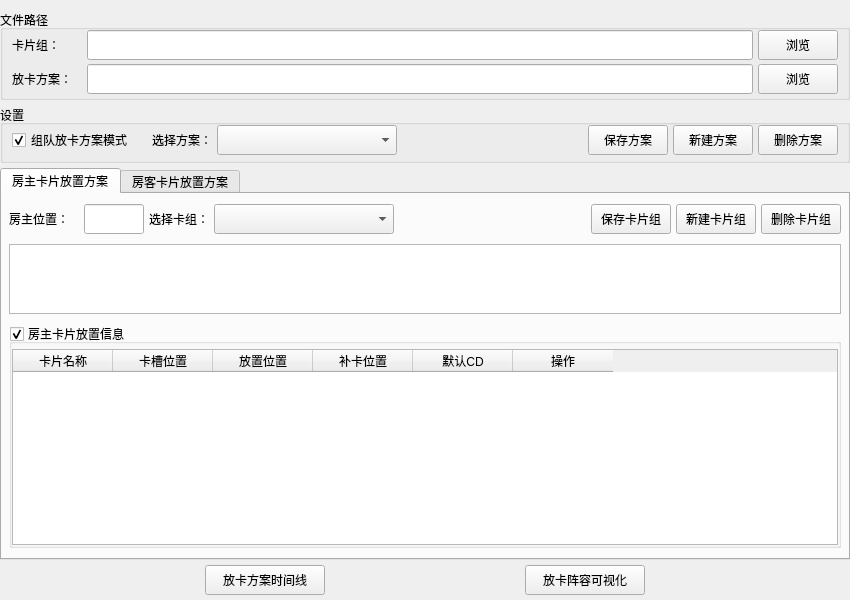
LinFeng-BingYi/FVM_Backstage_Assistant_LFBY, file AppImplement/UIFiles/EditPlacingPlan.ui: the form before one commit.
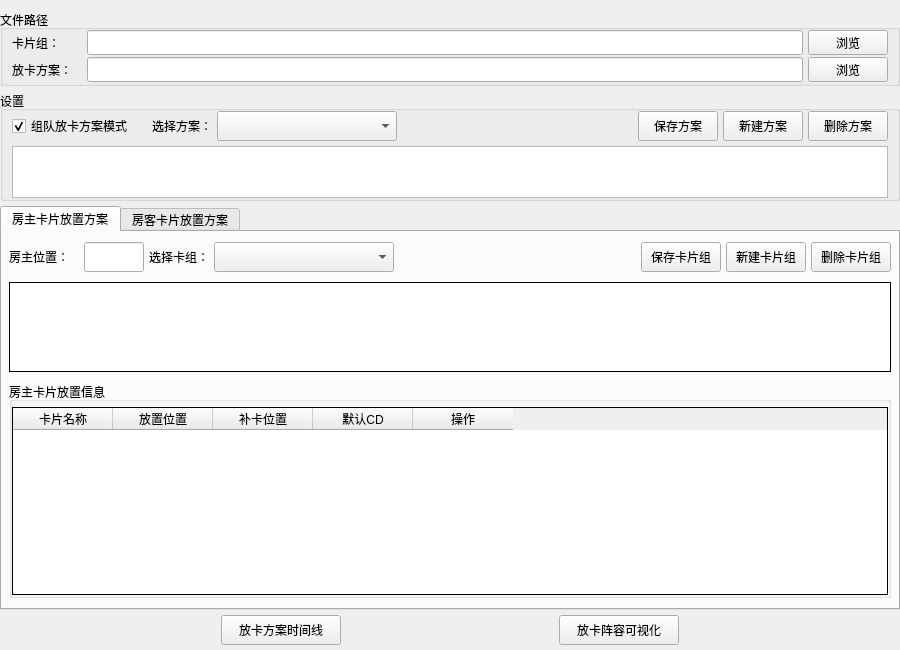
The form after the commit. Custom widgets are drawn as their Qt base class.

Patch:
```diff
--- a/AppImplement/UIFiles/EditPlacingPlan.ui
+++ b/AppImplement/UIFiles/EditPlacingPlan.ui
@@ -6,8 +6,8 @@
    <rect>
     <x>0</x>
     <y>0</y>
-    <width>850</width>
-    <height>600</height>
+    <width>900</width>
+    <height>650</height>
    </rect>
   </property>
   <property name="windowTitle">
@@ -52,7 +52,7 @@
         <property name="minimumSize">
          <size>
           <width>0</width>
-          <height>90</height>
+          <height>10</height>
          </size>
         </property>
         <property name="title">
@@ -73,13 +73,13 @@
            <property name="minimumSize">
             <size>
              <width>70</width>
-             <height>30</height>
+             <height>25</height>
             </size>
            </property>
            <property name="maximumSize">
             <size>
              <width>70</width>
-             <height>30</height>
+             <height>25</height>
             </size>
            </property>
            <property name="text">
@@ -92,7 +92,7 @@
            <property name="minimumSize">
             <size>
              <width>0</width>
-             <height>30</height>
+             <height>25</height>
             </size>
            </property>
           </widget>
@@ -102,13 +102,13 @@
            <property name="minimumSize">
             <size>
              <width>80</width>
-             <height>30</height>
+             <height>25</height>
             </size>
            </property>
            <property name="maximumSize">
             <size>
              <width>80</width>
-             <height>30</height>
+             <height>25</height>
             </size>
            </property>
            <property name="text">
@@ -121,13 +121,13 @@
            <property name="minimumSize">
             <size>
              <width>70</width>
-             <height>30</height>
+             <height>25</height>
             </size>
            </property>
            <property name="maximumSize">
             <size>
              <width>70</width>
-             <height>30</height>
+             <height>25</height>
             </size>
            </property>
            <property name="text">
@@ -140,7 +140,7 @@
            <property name="minimumSize">
             <size>
              <width>0</width>
-             <height>30</height>
+             <height>25</height>
             </size>
            </property>
           </widget>
@@ -150,13 +150,13 @@
            <property name="minimumSize">
             <size>
              <width>80</width>
-             <height>30</height>
+             <height>25</height>
             </size>
            </property>
            <property name="maximumSize">
             <size>
              <width>80</width>
-             <height>30</height>
+             <height>25</height>
             </size>
            </property>
            <property name="text">
@@ -169,21 +169,48 @@
       </item>
       <item>
        <widget class="QGroupBox" name="groupBox_common">
+        <property name="minimumSize">
+         <size>
+          <width>0</width>
+          <height>110</height>
+         </size>
+        </property>
+        <property name="maximumSize">
+         <size>
+          <width>16777215</width>
+          <height>110</height>
+         </size>
+        </property>
         <property name="title">
          <string>设置</string>
         </property>
+        <layout class="QVBoxLayout" name="verticalLayout_common">
+         <property name="spacing">
+          <number>5</number>
+         </property>
+         <property name="topMargin">
+          <number>0</number>
+         </property>
+         <property name="bottomMargin">
+          <number>0</number>
+         </property>
+         <item>
+          <widget class="QWidget" name="widget_common" native="true">
         <layout class="QHBoxLayout" name="horizontalLayout_common">
          <property name="spacing">
           <number>5</number>
          </property>
+            <property name="leftMargin">
+             <number>0</number>
+            </property>
          <property name="topMargin">
           <number>0</number>
          </property>
          <property name="rightMargin">
-          <number>9</number>
+             <number>0</number>
          </property>
          <property name="bottomMargin">
-          <number>5</number>
+             <number>0</number>
          </property>
          <item>
           <widget class="QCheckBox" name="checkBox_is_team_mode">
@@ -322,6 +349,19 @@
        </widget>
       </item>
       <item>
+          <widget class="QPlainTextEdit" name="plainTextEdit_plan_dsc">
+           <property name="maximumSize">
+            <size>
+             <width>16777215</width>
+             <height>60</height>
+            </size>
+           </property>
+          </widget>
+         </item>
+        </layout>
+       </widget>
+      </item>
+      <item>
        <widget class="QTabWidget" name="tabWidget_placing_config">
         <property name="currentIndex">
          <number>0</number>
@@ -508,7 +548,40 @@
            </widget>
           </item>
           <item>
-           <widget class="QListWidget" name="listWidget_1p_deck">
+           <widget class="PlayerDeckListWidget" name="listWidget_1p_deck">
+            <property name="minimumSize">
+             <size>
+              <width>0</width>
+              <height>90</height>
+             </size>
+            </property>
+            <property name="maximumSize">
+             <size>
+              <width>16777215</width>
+              <height>90</height>
+             </size>
+            </property>
+            <property name="frameShape">
+             <enum>QFrame::Box</enum>
+            </property>
+            <property name="frameShadow">
+             <enum>QFrame::Plain</enum>
+            </property>
+            <property name="lineWidth">
+             <number>1</number>
+            </property>
+            <property name="verticalScrollBarPolicy">
+             <enum>Qt::ScrollBarAlwaysOff</enum>
+            </property>
+            <property name="horizontalScrollBarPolicy">
+             <enum>Qt::ScrollBarAlwaysOff</enum>
+            </property>
+            <property name="dragEnabled">
+             <bool>true</bool>
+            </property>
+            <property name="dragDropMode">
+             <enum>QAbstractItemView::InternalMove</enum>
+            </property>
             <property name="flow">
              <enum>QListView::LeftToRight</enum>
             </property>
@@ -522,9 +595,6 @@
             <property name="flat">
              <bool>true</bool>
             </property>
-            <property name="checkable">
-             <bool>true</bool>
-            </property>
             <layout class="QVBoxLayout" name="verticalLayout_1p_placing_table">
              <property name="spacing">
               <number>5</number>
@@ -543,6 +613,12 @@
              </property>
              <item>
               <widget class="QTableWidget" name="tableWidget_1p_placing_table">
+               <property name="frameShape">
+                <enum>QFrame::Box</enum>
+               </property>
+               <property name="frameShadow">
+                <enum>QFrame::Plain</enum>
+               </property>
                <property name="editTriggers">
                 <set>QAbstractItemView::DoubleClicked|QAbstractItemView::EditKeyPressed</set>
                </property>
@@ -557,11 +633,6 @@
                  <string>卡片名称</string>
                 </property>
                </column>
-               <column>
-                <property name="text">
-                 <string>卡槽位置</string>
-                </property>
-               </column>
                <column>
                 <property name="text">
                  <string>放置位置</string>
@@ -771,7 +842,37 @@
            </widget>
           </item>
           <item>
-           <widget class="QListWidget" name="listWidget_2p_deck">
+           <widget class="PlayerDeckListWidget" name="listWidget_2p_deck">
+            <property name="minimumSize">
+             <size>
+              <width>0</width>
+              <height>90</height>
+             </size>
+            </property>
+            <property name="maximumSize">
+             <size>
+              <width>16777215</width>
+              <height>90</height>
+             </size>
+            </property>
+            <property name="frameShape">
+             <enum>QFrame::Box</enum>
+            </property>
+            <property name="frameShadow">
+             <enum>QFrame::Plain</enum>
+            </property>
+            <property name="verticalScrollBarPolicy">
+             <enum>Qt::ScrollBarAlwaysOff</enum>
+            </property>
+            <property name="horizontalScrollBarPolicy">
+             <enum>Qt::ScrollBarAlwaysOff</enum>
+            </property>
+            <property name="dragEnabled">
+             <bool>true</bool>
+            </property>
+            <property name="dragDropMode">
+             <enum>QAbstractItemView::InternalMove</enum>
+            </property>
             <property name="flow">
              <enum>QListView::LeftToRight</enum>
             </property>
@@ -785,9 +886,6 @@
             <property name="flat">
              <bool>true</bool>
             </property>
-            <property name="checkable">
-             <bool>true</bool>
-            </property>
             <layout class="QVBoxLayout" name="verticalLayout_2p_placing_table">
              <property name="spacing">
               <number>5</number>
@@ -806,6 +904,12 @@
              </property>
              <item>
               <widget class="QTableWidget" name="tableWidget_2p_placing_table">
+               <property name="frameShape">
+                <enum>QFrame::Box</enum>
+               </property>
+               <property name="frameShadow">
+                <enum>QFrame::Plain</enum>
+               </property>
                <property name="editTriggers">
                 <set>QAbstractItemView::DoubleClicked|QAbstractItemView::EditKeyPressed</set>
                </property>
@@ -817,11 +921,6 @@
                  <string>卡片名称</string>
                 </property>
                </column>
-               <column>
-                <property name="text">
-                 <string>卡槽位置</string>
-                </property>
-               </column>
                <column>
                 <property name="text">
                  <string>放置位置</string>
@@ -942,6 +1041,13 @@
    </item>
   </layout>
  </widget>
+ <customwidgets>
+  <customwidget>
+   <class>PlayerDeckListWidget</class>
+   <extends>QListWidget</extends>
+   <header>AppImplement.FormFiles.CustomWidgets.ListWidget</header>
+  </customwidget>
+ </customwidgets>
  <resources/>
  <connections/>
 </ui>
```
Lines whose indentation alone changed are shown as unchanged.
